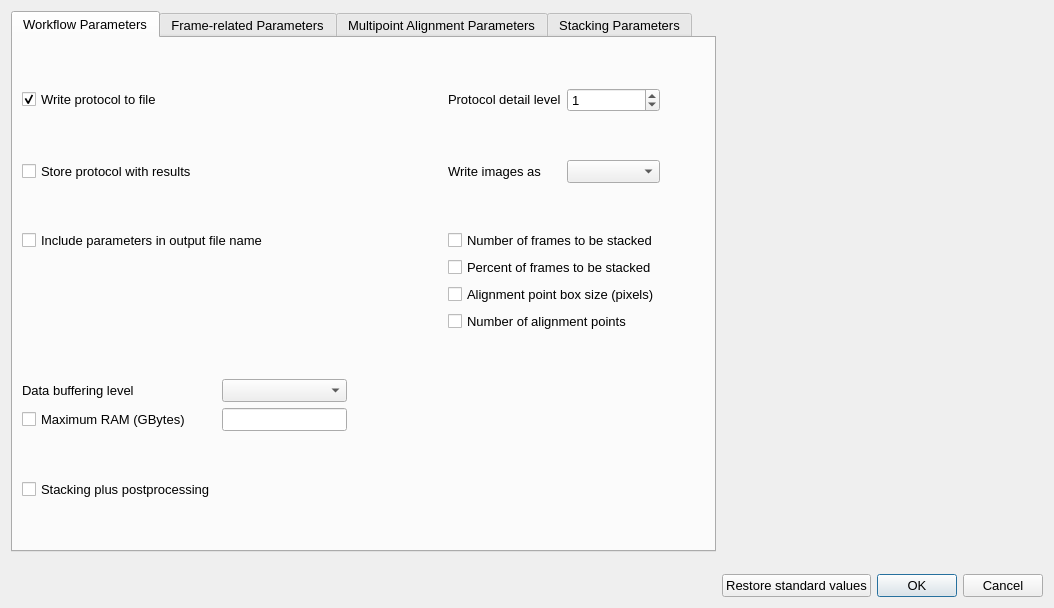
Old version of the form planetary_system_stacker/parameter_configuration.ui in the repository Rolf-Hempel/PlanetarySystemStacker.
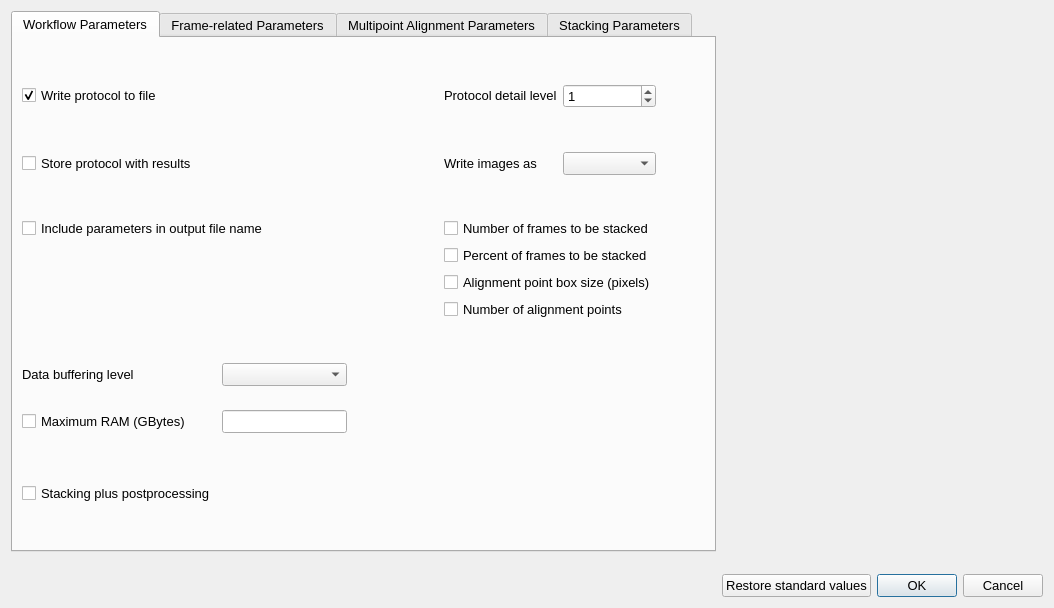
New version of the form.

```diff
--- a/planetary_system_stacker/parameter_configuration.ui
+++ b/planetary_system_stacker/parameter_configuration.ui
@@ -295,19 +295,6 @@
          </property>
         </widget>
        </item>
-       <item row="12" column="4" colspan="3">
-        <spacer name="horizontalSpacer_3">
-         <property name="orientation">
-          <enum>Qt::Horizontal</enum>
-         </property>
-         <property name="sizeHint" stdset="0">
-          <size>
-           <width>160</width>
-           <height>20</height>
-          </size>
-         </property>
-        </spacer>
-       </item>
        <item row="1" column="7">
         <spacer name="horizontalSpacer_2">
          <property name="orientation">
@@ -321,11 +308,17 @@
          </property>
         </spacer>
        </item>
-       <item row="16" column="4" colspan="3">
+       <item row="12" column="4" rowspan="7" colspan="4">
         <widget class="QLabel" name="mr_label">
          <property name="text">
           <string/>
          </property>
+         <property name="alignment">
+          <set>Qt::AlignLeading|Qt::AlignLeft|Qt::AlignTop</set>
+         </property>
+         <property name="wordWrap">
+          <bool>true</bool>
+         </property>
         </widget>
        </item>
       </layout>
```
